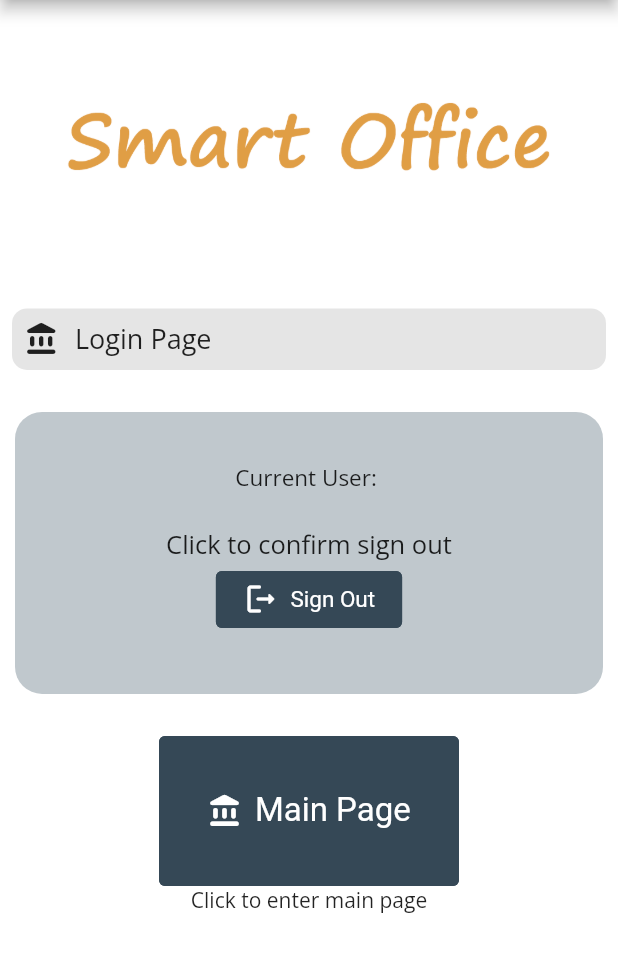
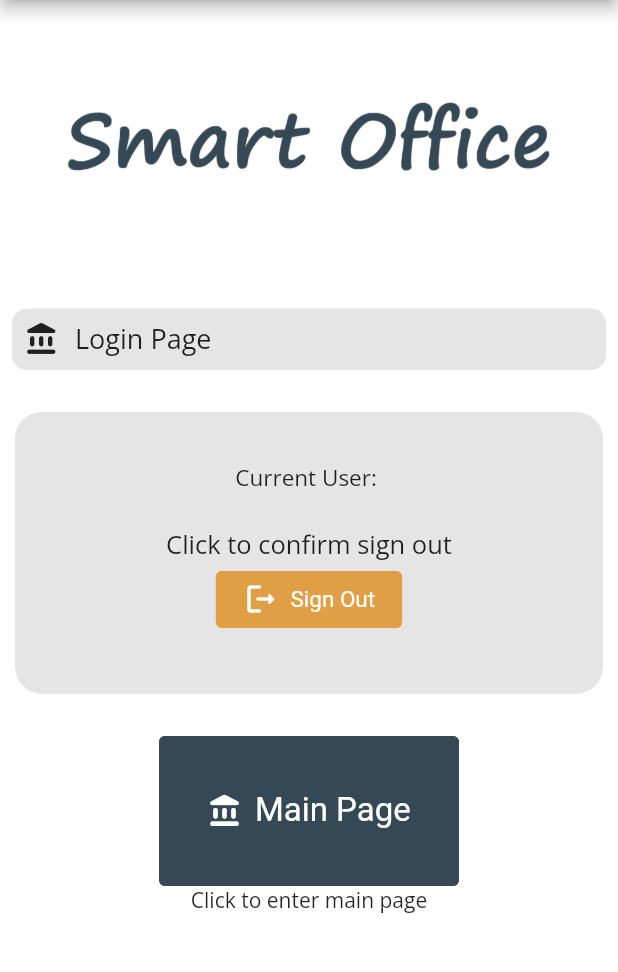
Before and after one commit to virgolibra/smart_office_project, a Flutter app: the screen it shows once a user with an empty profile is signed in, on a phone screen of 412 x 824 dp, the part 84-1056 px from its top. Run offline on Flutter 3.47's test engine with Material 2 defaults, Android fonts, the phone set to English and light mode, and no system bars; our stand-ins replace cloud_firestore, firebase_auth, firebase_core, firebase_storage, geolocator, google_fonts and 1 more; missing offline and left inert: bottom_bar, mqtt_client; accounts and stored records are empty; generated files the repository leaves out were written again.

Commit message:
update ui

```diff
--- a/flutter_smart_office_project/lib/page/login_page.dart
+++ b/flutter_smart_office_project/lib/page/login_page.dart
@@ -32,7 +32,7 @@ class LoginPage extends StatelessWidget {
       ),
       body: ListView(
         children: <Widget>[
-          Image.asset('assets/title.png'),
+          Image.asset('assets/title1.png'),
           const SizedBox(height: 8),
           const IconAndDetail(Icons.account_balance_rounded, 'Login Page'),
           const SizedBox(
@@ -41,7 +41,7 @@ class LoginPage extends StatelessWidget {
           Container(
             margin: const EdgeInsets.symmetric(horizontal: 10),
             decoration: BoxDecoration(
-                color: const Color(0xffc0c8cd),
+                color: const Color(0xffe5e5e5),
                 borderRadius: BorderRadius.circular(18)),
             child: Consumer<ApplicationState>(
               builder: (context, appState, _) => Authentication(
@@ -850,7 +850,7 @@ class _StartHomeState extends State<StartHome> {
           child: SizedBox(
             width: 200,
             height: 100,
-            child: StyledIconButton2(
+            child: StyledIconButton4(
               label: const Text(
                 'Main Page',
                 style: TextStyle(fontSize: 22),
--- a/flutter_smart_office_project/lib/splash.dart
+++ b/flutter_smart_office_project/lib/splash.dart
@@ -31,7 +31,7 @@ class _SplashState extends State<Splash> {
               height: 30,
               width: 250,
               decoration: BoxDecoration(
-                  color: const Color(0xffC9A87C),
+                  color: const Color(0xffffffff),
                   borderRadius: BorderRadius.circular(10)),
 
             ),
--- a/flutter_smart_office_project/lib/widgets.dart
+++ b/flutter_smart_office_project/lib/widgets.dart
@@ -197,8 +197,8 @@ class StyledButton extends StatelessWidget {
   @override
   Widget build(BuildContext context) => OutlinedButton(
         style: OutlinedButton.styleFrom(
-          side: const BorderSide(color: Color(0xff6D42CE)),
-          backgroundColor: const Color(0xff6D42CE),
+          side: const BorderSide(color: Color(0xffE09E45)),
+          backgroundColor: const Color(0xffE09E45),
           textStyle: const TextStyle(fontSize: 15),
         ),
         onPressed: onPressed,
@@ -217,10 +217,10 @@ class StyledIconButton extends StatelessWidget {
   Widget build(BuildContext context) => OutlinedButton.icon(
         style: OutlinedButton.styleFrom(
           side: const BorderSide(
-            color: Color(0xffE09E45),
+            color: Color(0xff354856),
             width: 2,
           ),
-          backgroundColor: const Color(0xffE09E45),
+          backgroundColor: const Color(0xff354856),
           textStyle: const TextStyle(
             fontSize: 15,
           ),
@@ -241,8 +241,8 @@ class StyledIconButton2 extends StatelessWidget {
   @override
   Widget build(BuildContext context) => OutlinedButton.icon(
         style: OutlinedButton.styleFrom(
-          side: const BorderSide(color: Color(0xff354856)),
-          backgroundColor: const Color(0xff354856),
+          side: const BorderSide(color: Color(0xffE09E45)),
+          backgroundColor: const Color(0xffE09E45),
           textStyle: const TextStyle(fontSize: 15, color: Color(0xffffffff)),
         ),
         onPressed: onPressed,
@@ -270,3 +270,23 @@ class StyledIconButton3 extends StatelessWidget {
         label: label,
       );
 }
+
+class StyledIconButton4 extends StatelessWidget {
+  const StyledIconButton4(
+      {required this.icon, required this.label, required this.onPressed});
+  final Widget icon;
+  final Widget label;
+  final void Function() onPressed;
+
+  @override
+  Widget build(BuildContext context) => OutlinedButton.icon(
+    style: OutlinedButton.styleFrom(
+      side: const BorderSide(color: Color(0xff354856)),
+      backgroundColor: const Color(0xff354856),
+      textStyle: const TextStyle(fontSize: 15, color: Color(0xffffffff)),
+    ),
+    onPressed: onPressed,
+    icon: icon,
+    label: label,
+  );
+}
--- a/flutter_smart_office_project/pubspec.yaml
+++ b/flutter_smart_office_project/pubspec.yaml
@@ -73,6 +73,7 @@ flutter:
   #   - images/a_dot_ham.jpeg
   assets:
     - assets/title.png
+    - assets/title1.png
   # An image asset can refer to one or more resolution-specific "variants", see
   # https://flutter.dev/assets-and-images/#resolution-aware.
 
```
Also changed, not shown: flutter_smart_office_project/lib/authentication.dart (+4 -4 lines).
